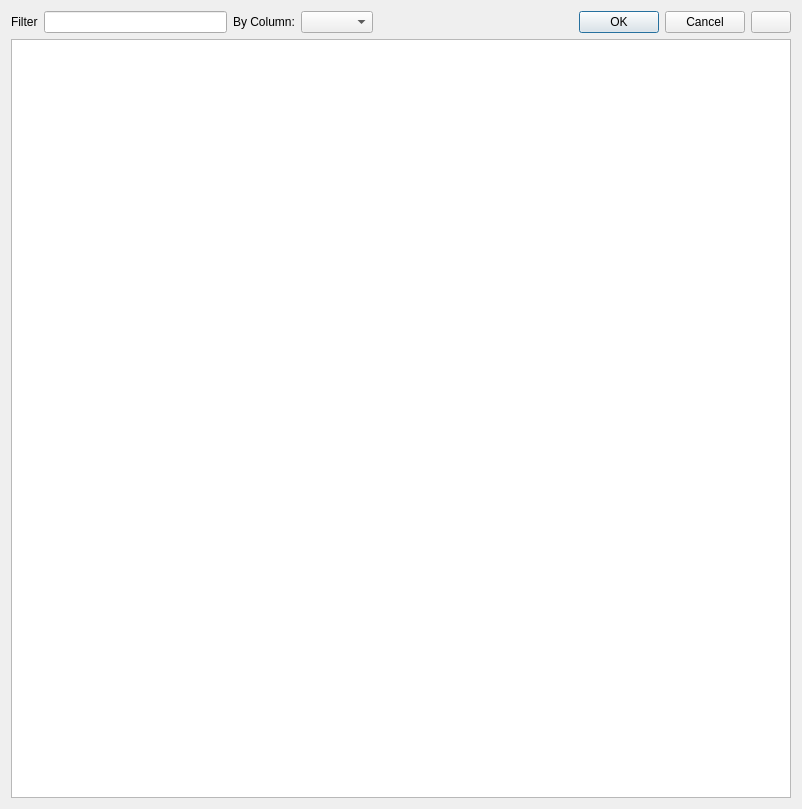
Qt form widgets/results.ui (ebrahimraeyat/civilTools) before a commit.
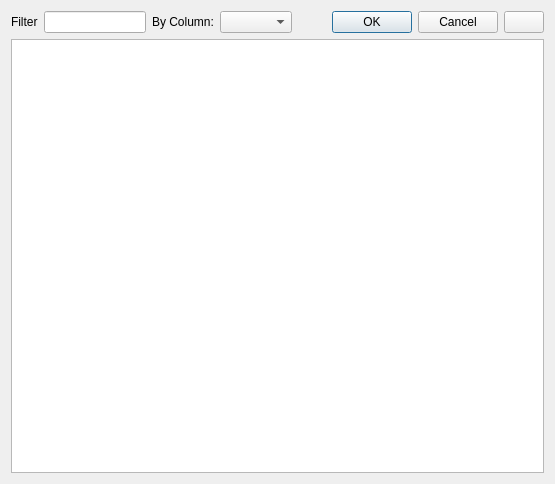
The same form after that commit. Icons and pictures are not drawn.

```diff
--- a/widgets/results.ui
+++ b/widgets/results.ui
@@ -6,12 +6,12 @@
    <rect>
     <x>0</x>
     <y>0</y>
-    <width>802</width>
-    <height>809</height>
+    <width>555</width>
+    <height>484</height>
    </rect>
   </property>
   <property name="sizePolicy">
-   <sizepolicy hsizetype="MinimumExpanding" vsizetype="Preferred">
+   <sizepolicy hsizetype="Preferred" vsizetype="Preferred">
     <horstretch>0</horstretch>
     <verstretch>0</verstretch>
    </sizepolicy>
```
Left out of the diff: 6 changed lines with no effect on the pictures.
